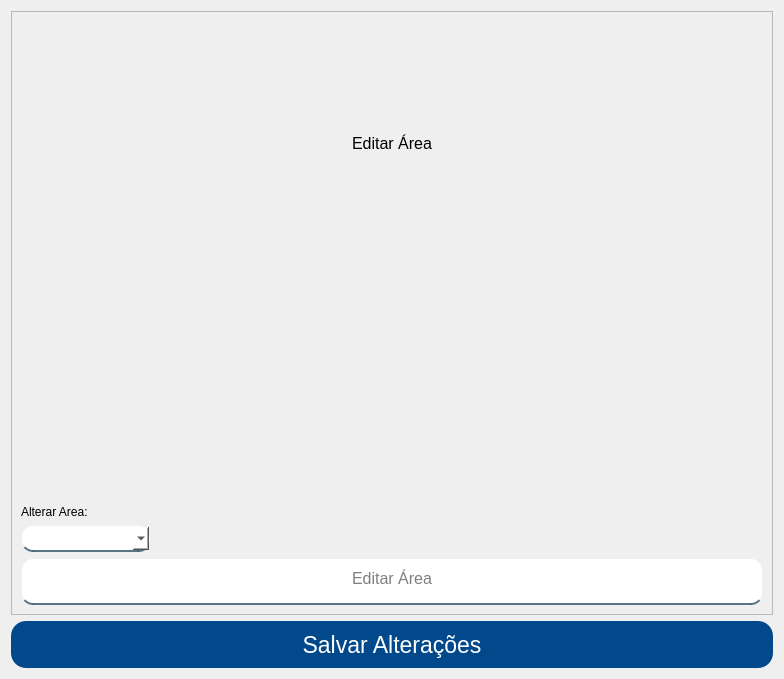
Old version of the form App/view/ui/editarArea.ui in the repository Senac-SOR-ADS/Mapa-de-Sala.
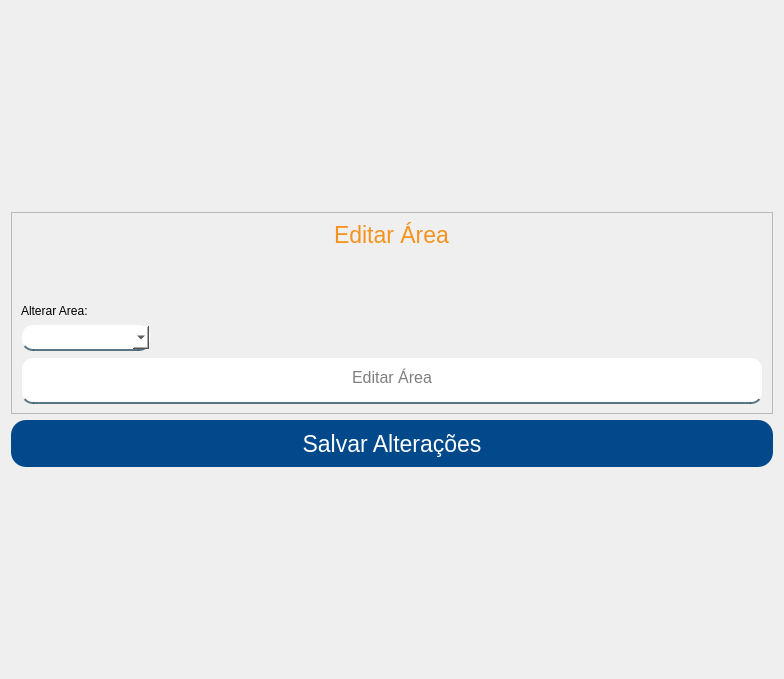
New version of the form.

Commit message:
Alteração nas telas de editar e cadastros
Alterações feitas nas telas de editar e cadastro. Troca feita na tela de editar curso e curso.py da pasta controller para corresponder a issues #180

Patch:
```diff
--- a/App/view/ui/editarArea.ui
+++ b/App/view/ui/editarArea.ui
@@ -40,9 +40,25 @@
 
 #respostaNaoCadastrando {
 	color: red;
+}
+#titulo {
+	color: #f6921e;
 }</string>
   </property>
   <layout class="QVBoxLayout" name="verticalLayout">
+   <item>
+    <spacer name="verticalSpacer_3">
+     <property name="orientation">
+      <enum>Qt::Vertical</enum>
+     </property>
+     <property name="sizeHint" stdset="0">
+      <size>
+       <width>20</width>
+       <height>40</height>
+      </size>
+     </property>
+    </spacer>
+   </item>
    <item>
     <widget class="QFrame" name="frame_2">
      <property name="sizePolicy">
@@ -59,10 +75,10 @@
      </property>
      <layout class="QVBoxLayout" name="verticalLayout_2">
       <item alignment="Qt::AlignHCenter|Qt::AlignVCenter">
-       <widget class="QLabel" name="label">
+       <widget class="QLabel" name="titulo">
         <property name="font">
          <font>
-          <pointsize>12</pointsize>
+          <pointsize>17</pointsize>
          </font>
         </property>
         <property name="text">
@@ -70,6 +86,19 @@
         </property>
        </widget>
       </item>
+      <item>
+       <spacer name="verticalSpacer_2">
+        <property name="orientation">
+         <enum>Qt::Vertical</enum>
+        </property>
+        <property name="sizeHint" stdset="0">
+         <size>
+          <width>20</width>
+          <height>40</height>
+         </size>
+        </property>
+       </spacer>
+      </item>
       <item alignment="Qt::AlignLeft|Qt::AlignBottom">
        <widget class="QLabel" name="label_2">
         <property name="text">
@@ -135,6 +164,19 @@
      </property>
     </widget>
    </item>
+   <item>
+    <spacer name="verticalSpacer">
+     <property name="orientation">
+      <enum>Qt::Vertical</enum>
+     </property>
+     <property name="sizeHint" stdset="0">
+      <size>
+       <width>20</width>
+       <height>40</height>
+      </size>
+     </property>
+    </spacer>
+   </item>
   </layout>
  </widget>
  <resources/>
```
The commit also changes 9 other files.
